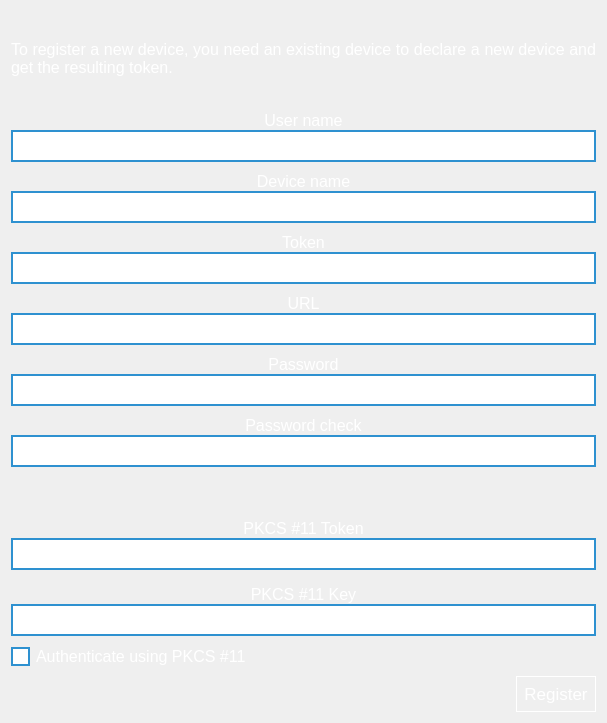
First picture: the form in parsec/core/gui/forms/claim_device_widget.ui, repository Scille/parsec-cloud, before the edit.
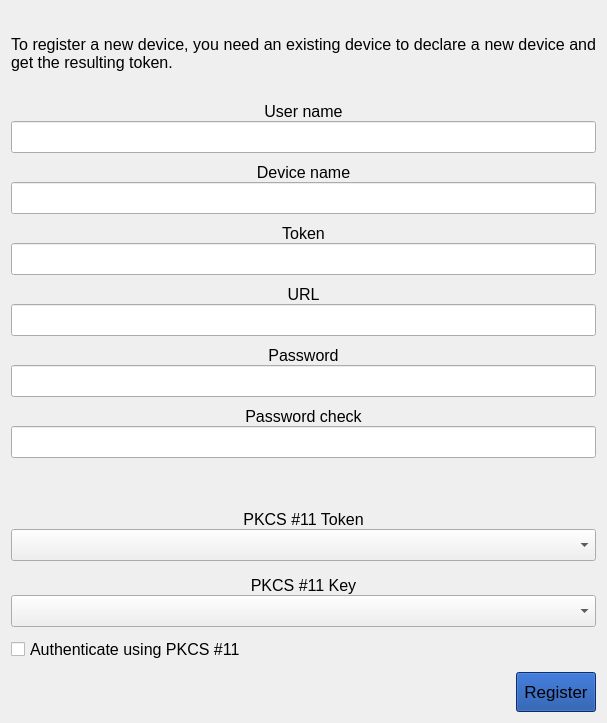
Second picture: the form after the edit. Icons and pictures are not drawn.

Commit message: [GUI] Rewrote app entire style

```diff
--- a/parsec/core/gui/forms/claim_device_widget.ui
+++ b/parsec/core/gui/forms/claim_device_widget.ui
@@ -20,14 +20,21 @@
    <string>Form</string>
   </property>
   <property name="styleSheet">
-   <string notr="true">QWidget#LoginRegisterDeviceWidget
+   <string notr="true">#button_claim
 {
 background-color: rgb(12, 65, 156);
+height: 32px;
 }
 
-QPushButton:disabled
+#button_claim:pressed
 {
-background-color: rgb(128, 128, 128);
+background-color: rgb(32, 85, 176);
+}
+
+#button_claim:disabled
+{
+background-color: rgb(112, 112, 112);
+color: rgb(255, 255, 255);
 }</string>
   </property>
   <layout class="QVBoxLayout" name="verticalLayout_4">
@@ -38,9 +45,6 @@
        <pointsize>12</pointsize>
       </font>
      </property>
-     <property name="styleSheet">
-      <string notr="true">color: rgb(255, 255, 255);</string>
-     </property>
      <property name="text">
       <string>To register a new device, you need an existing device to declare a new device and get the resulting token.</string>
      </property>
@@ -66,77 +70,6 @@
        <verstretch>0</verstretch>
       </sizepolicy>
      </property>
-     <property name="styleSheet">
-      <string notr="true">QLineEdit
-{
-border: 2px solid rgb(46, 145, 208);
-background-color: white;
-color: black;
-padding-left: 5px;
-}
-
-QPushButton:disabled
-{
-background-color: rgb(128, 128, 128);
-}
-
-QPushButton
-{
-border: 1px solid rgb(255, 255, 255);
-color: rgb(255, 255, 255);
-padding: 7px;
-}
-
-QPushButton:pressed
-{
-background-color: rgb(32, 85, 176);
-}
-
-QLabel
-{
-color: rgb(255, 255, 255);
-}
-
-QComboBox
-{
-border: 2px solid rgb(46, 145, 208);
-background-color: white;
-color: black;
-padding-left: 5px;
-}
-
-QComboBox::drop-down
-{
-border: 0px;
-}
-
-QComboBox::down-arrow
-{
-image: url(:/icons/images/icons/down-arrow.png);
-width: 16px;
-height: 16px;
-padding-right: 5px;
-}
-
-QCheckBox
-{
-color: rgb(255, 255, 255);
-}
-
-QCheckBox::indicator
-{
-width: 15px;
-height: 15px;
-background-color: rgb(255, 255, 255);
-border: 2px solid rgb(46, 145, 208);
-color: black;
-}
-
-QCheckBox::indicator:checked
-{
-image: url(:/icons/images/icons/checked.png)
-}</string>
-     </property>
      <layout class="QVBoxLayout" name="verticalLayout">
       <property name="spacing">
        <number>10</number>
@@ -458,7 +391,7 @@
          </font>
         </property>
         <property name="styleSheet">
-         <string notr="true">color: rgb(255, 255, 255);</string>
+         <string notr="true"/>
         </property>
         <layout class="QVBoxLayout" name="verticalLayout_3">
          <property name="spacing">
@@ -556,7 +489,7 @@
               </font>
              </property>
              <property name="styleSheet">
-              <string notr="true">color: black;</string>
+              <string notr="true"/>
              </property>
             </widget>
            </item>
@@ -622,12 +555,12 @@
           </property>
           <property name="iconSize">
            <size>
-            <width>28</width>
-            <height>28</height>
+            <width>16</width>
+            <height>16</height>
            </size>
           </property>
           <property name="flat">
-           <bool>true</bool>
+           <bool>false</bool>
           </property>
          </widget>
         </item>
```
The commit also changes 40 other files.
